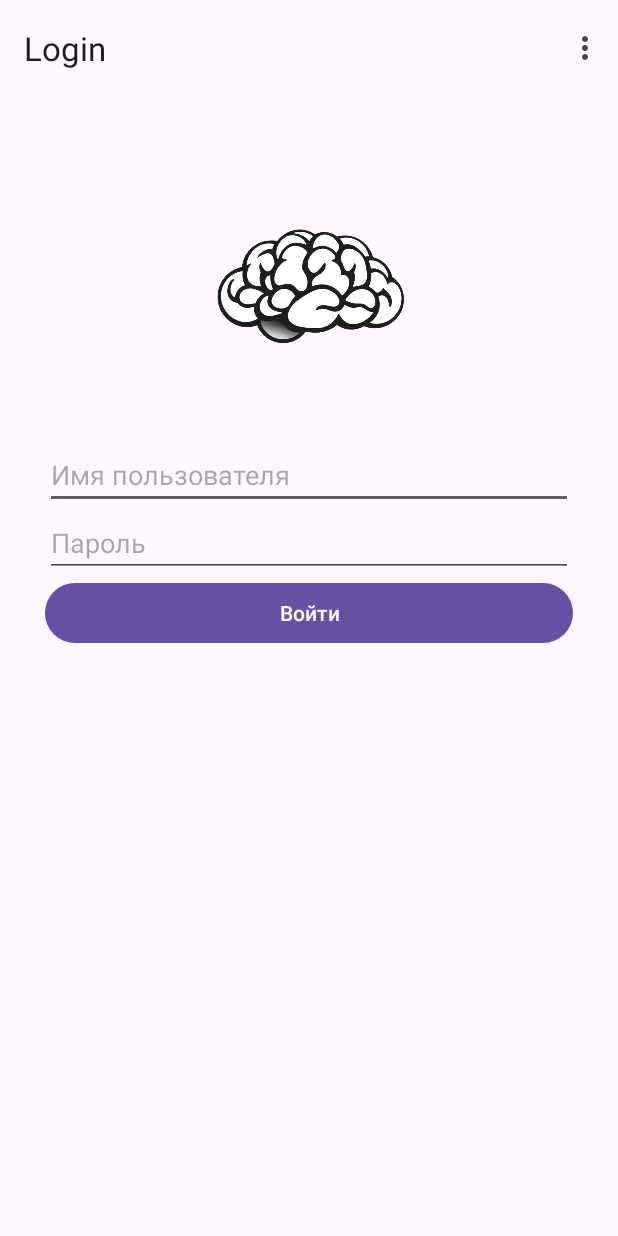
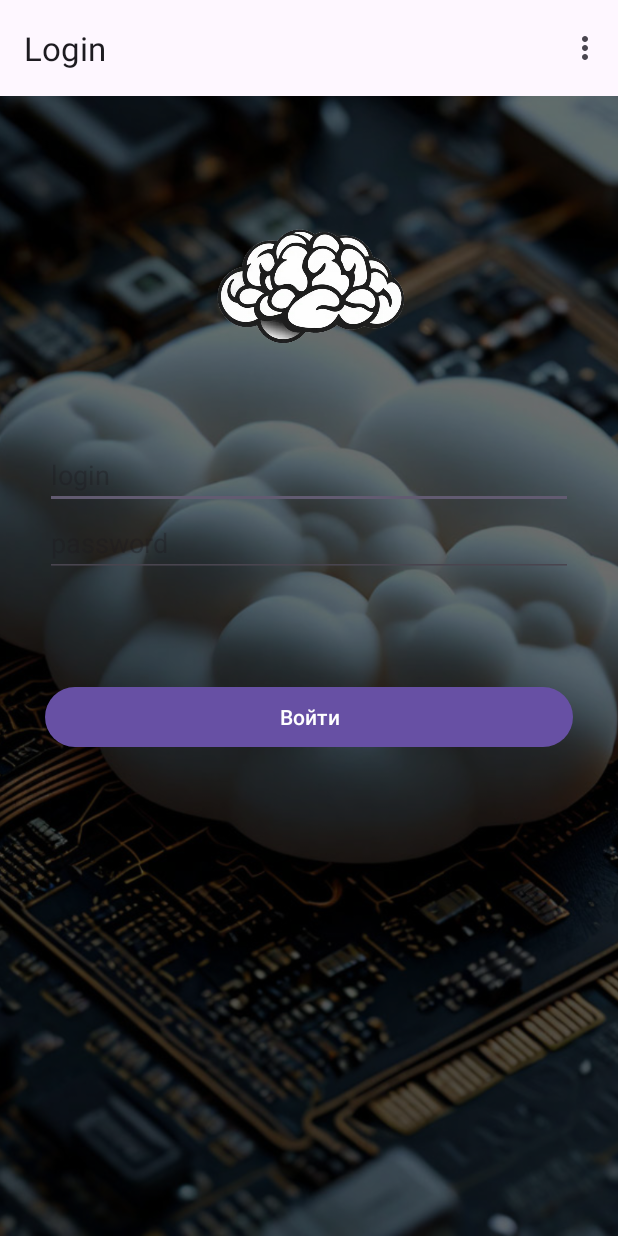
Before and after one commit to Bati4eli/ru.bati4eli.mycloud.android.client, an Android app: the screen it shows after launch (MainActivity), on a phone screen of 412 x 824 dp. Run offline under Robolectric (Android 15) with nearby library versions, the phone set to English and light mode, and no system bars; our stand-ins replace navigation-ui; libraries missing offline, so code that uses them is left out: io.grpc, lombok.var, ru.bati4eli.mycloud; 6 statements that could not run were skipped.

Commit message:
refactoring LoginFragment

```diff
--- a/app/src/main/java/ru/bati4eli/smartcloud/android/client/LoginFragment.java
+++ b/app/src/main/java/ru/bati4eli/smartcloud/android/client/LoginFragment.java
@@ -49,14 +49,12 @@ public class LoginFragment extends Fragment {
         String username = binding.usernameEntry.getText().toString();
         String password = binding.passwordEntry.getText().toString();
 
-        binding.loadingIndicator.setVisibility(View.VISIBLE);
-
         if (username.isEmpty() || password.isEmpty()) {
             setLabel("Пожалуйста, введите имя пользователя и пароль.", Color.BLUE);
             return;
         }
 
-        binding.progressBar.setVisibility(View.VISIBLE);
+        binding.loadingIndicator.setVisibility(View.VISIBLE);
         setLabel("", Color.BLUE);
 
         try {
--- a/app/src/main/res/layout/fragment_login.xml
+++ b/app/src/main/res/layout/fragment_login.xml
@@ -1,18 +1,34 @@
 <?xml version="1.0" encoding="utf-8"?>
-<LinearLayout xmlns:android="http://schemas.android.com/apk/res/android"
+
+
+<FrameLayout xmlns:android="http://schemas.android.com/apk/res/android"
              android:layout_width="match_parent"
-              android:layout_height="match_parent" xmlns:tools="http://schemas.android.com/tools" xmlns:app="http://schemas.android.com/apk/res-auto"
+             android:layout_height="match_parent"
+             xmlns:tools="http://schemas.android.com/tools"
+             android:orientation="vertical"
+             android:gravity="top|center"
+             tools:context=".LoginFragment">
+
+    <!-- Задний фон с предварительно загруженным изображением PNG -->
+    <ImageView
+            android:layout_width="match_parent"
+            android:layout_height="match_parent"
+            android:src="@drawable/background"
+            android:scaleType="centerCrop"/>
+
+    <!-- Затемняющий полупрозрачный слой -->
+    <View
+            android:layout_width="match_parent"
+            android:layout_height="match_parent"
+            android:background="#92000000"/> <!-- Полупрозрачный черный цвет (80% непрозрачности) -->
+
+    <LinearLayout
+            android:layout_width="match_parent"
+            android:layout_height="match_parent"
             android:orientation="vertical"
             android:padding="30dp"
             android:gravity="top|center"
             tools:context=".LoginFragment">
-
-<!--    <TextView-->
-<!--            android:layout_width="wrap_content"-->
-<!--            android:layout_height="wrap_content"-->
-<!--            android:text="Авторизация"-->
-<!--            android:textSize="32sp"-->
-<!--            android:layout_gravity="center"/>-->
 
         <ImageView
                 android:layout_width="200dp"
@@ -24,20 +40,14 @@
                 android:id="@+id/usernameEntry"
                 android:layout_width="match_parent"
                 android:layout_height="wrap_content"
-            android:hint="Имя пользователя"/>
+                android:hint="login"/>
 
         <EditText
                 android:id="@+id/passwordEntry"
                 android:layout_width="match_parent"
                 android:layout_height="wrap_content"
-            android:hint="Пароль"
+                android:hint="password"
                 android:inputType="textPassword"/>
-
-    <Button
-            android:id="@+id/loginButton"
-            android:layout_width="match_parent"
-            android:layout_height="wrap_content"
-            android:text="Войти"/>
 
         <ProgressBar
                 android:id="@+id/loadingIndicator"
@@ -53,10 +63,12 @@
                 android:textColor="#FF0000"
                 android:layout_gravity="center"/>
 
-    <ProgressBar
-            android:id="@+id/progressBar"
-            android:layout_width="wrap_content"
+        <Button
+                android:id="@+id/loginButton"
+                android:layout_width="match_parent"
                 android:layout_height="wrap_content"
-            android:visibility="gone"/>
+                android:text="Войти"
+                android:layout_marginTop="50dp"/>
 
     </LinearLayout>
+</FrameLayout>
```
Also changed, not shown: app/src/main/res/drawable/background.jpeg (added). Lines whose indentation alone changed are shown as unchanged.
